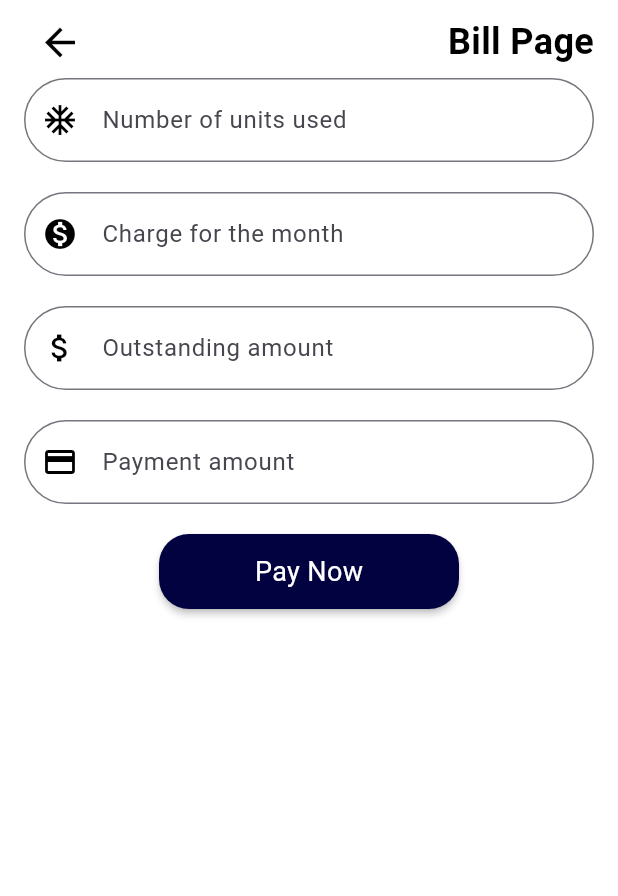
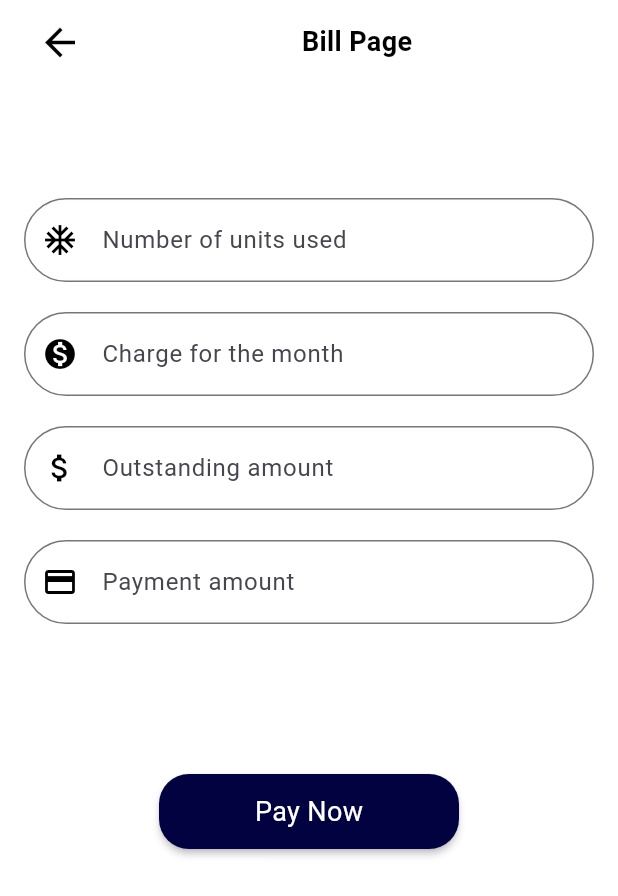
Before and after one commit to bhagyanimash/MeterMate, a Flutter app: the screen it shows after launch, on a phone screen of 412 x 824 dp. Shown: the top 896 px of the screen. Run offline on Flutter 3.47's test engine with Material 3 defaults, Android fonts, the phone set to English and light mode, and no system bars; our stand-ins replace loading_animation_widget.

Commit message:
Corrected bill_page,

```diff
--- a/lib/pages/bill_page.dart
+++ b/lib/pages/bill_page.dart
@@ -18,6 +18,7 @@ class _BillPageState extends State<BillPage> {
           child: Padding(
             padding: const EdgeInsets.fromLTRB(16, 4, 16, 8),
             child: Column(
+              crossAxisAlignment: CrossAxisAlignment.center,
               children: [
                 // Title "Bill Page" and Back Button in the same line
                 Row(
@@ -33,17 +34,27 @@ class _BillPageState extends State<BillPage> {
                         color: Colors.black,
                       ),
                     ),
-                    Text(
-                      "Bill Page",
-                      style: TextStyle(
-                        color: Colors.black,
-                        fontSize: 24.0,
-                        fontWeight: FontWeight.bold,
+                    SizedBox(width: 16), // Adding space between icon and text
+                    Expanded(
+                      child: Center(
+                        child: Text(
+                          "Bill Page",
+                          style: TextStyle(
+                            color: Colors.black,
+                            fontSize: 18.0,
+                            fontWeight: FontWeight.bold,
+                          ),
+                        ),
                       ),
                     ),
                     // You can add more widgets here if needed
                   ],
                 ),
+
+                const SizedBox(
+                  height: 80.0,
+                ),
+
                 TextField(
                   keyboardType: TextInputType.text,
                   decoration: InputDecoration(
@@ -62,8 +73,7 @@ class _BillPageState extends State<BillPage> {
                   height: 20.0,
                 ),
                 TextField(
-                  obscureText: true,
-                  keyboardType: TextInputType.emailAddress,
+                  keyboardType: TextInputType.text,
                   decoration: InputDecoration(
                     border: OutlineInputBorder(
                       borderRadius: BorderRadius.circular(30),
@@ -80,7 +90,7 @@ class _BillPageState extends State<BillPage> {
                   height: 20.0,
                 ),
                 TextField(
-                  obscureText: true,
+                  keyboardType: TextInputType.text,
                   decoration: InputDecoration(
                     border: OutlineInputBorder(
                       borderRadius: BorderRadius.circular(30),
@@ -97,7 +107,7 @@ class _BillPageState extends State<BillPage> {
                   height: 20.0,
                 ),
                 TextField(
-                  obscureText: true,
+                  keyboardType: TextInputType.text,
                   decoration: InputDecoration(
                     border: OutlineInputBorder(
                       borderRadius: BorderRadius.circular(30),
@@ -111,7 +121,7 @@ class _BillPageState extends State<BillPage> {
                   ),
                 ),
                 const SizedBox(
-                  height: 20.0,
+                  height: 100.0,
                 ),
                 Center(
                   child: SizedBox(
```
